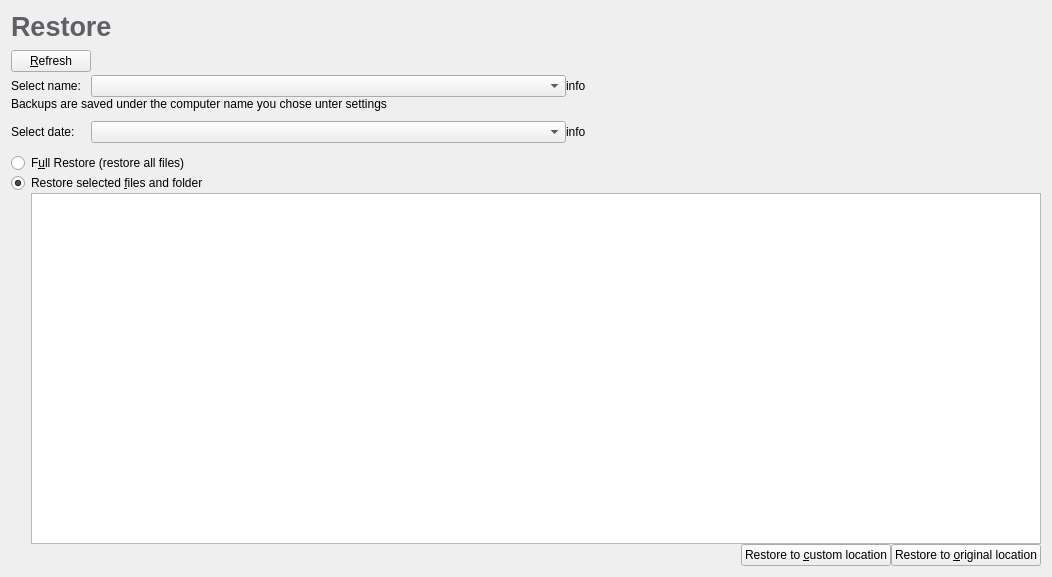
Above: src/gui/restore_form.ui from stepping-stone/sepiola before the change. Below: the same form after it.
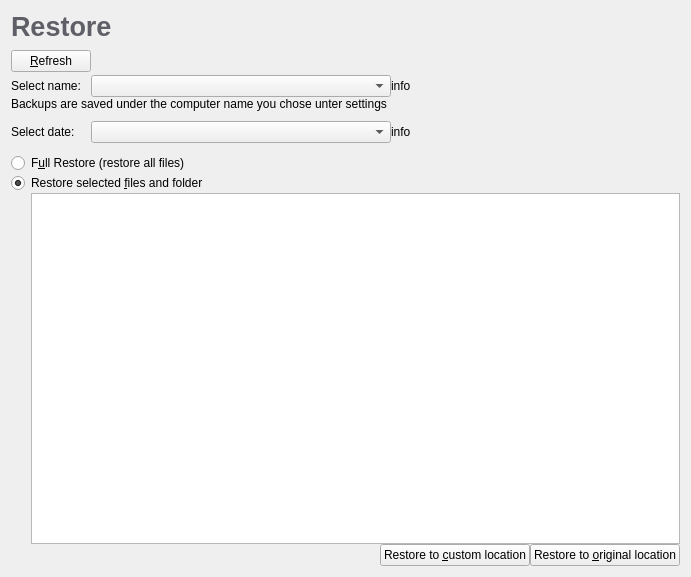
That is the form after the change.

Commit message: only modification of overall width

Diff of the .ui file:
```diff
--- a/src/gui/restore_form.ui
+++ b/src/gui/restore_form.ui
@@ -6,7 +6,7 @@
    <rect>
     <x>0</x>
     <y>0</y>
-    <width>1052</width>
+    <width>691</width>
     <height>577</height>
    </rect>
   </property>
```
